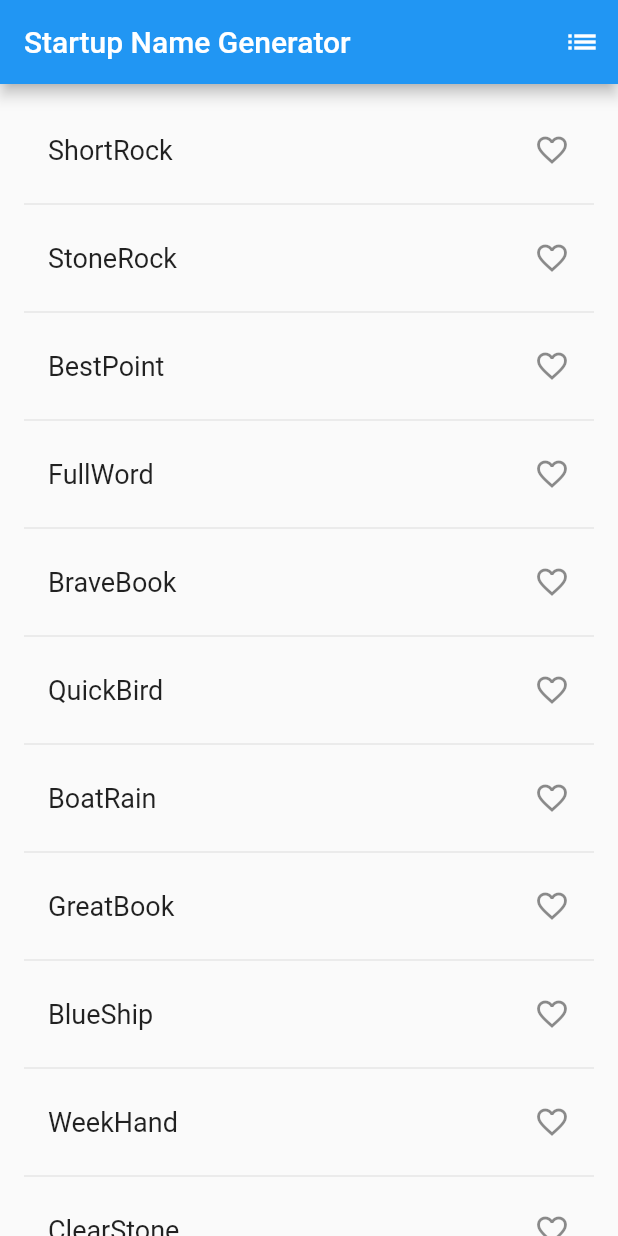
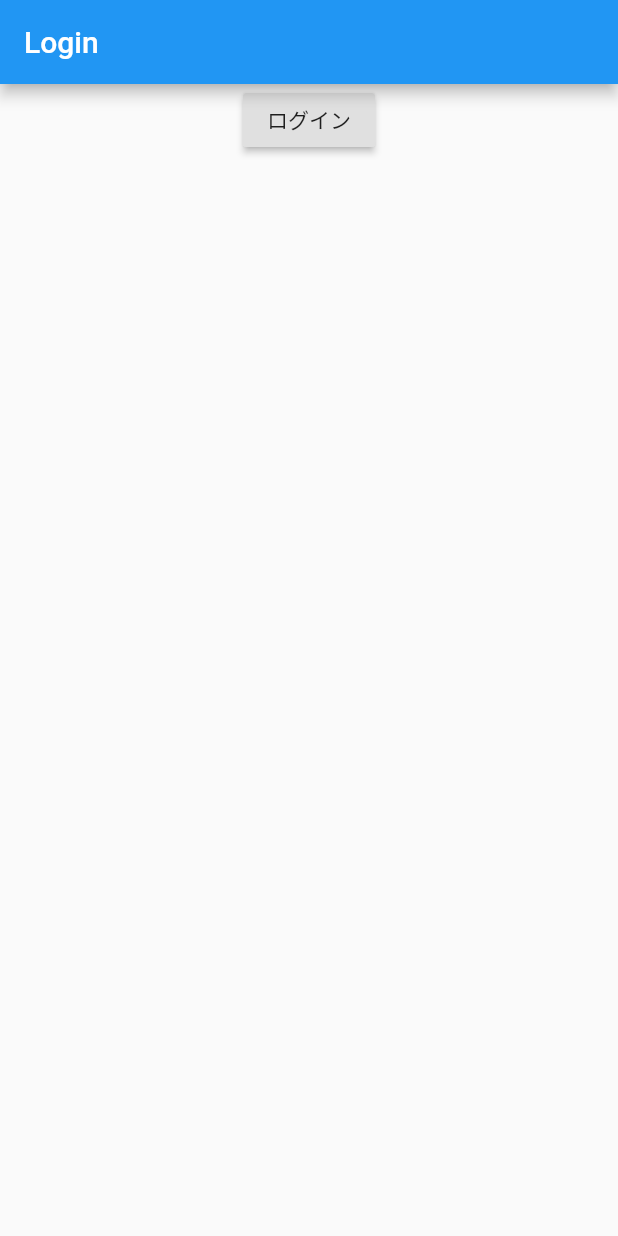
Before and after one commit to m7ericsson/flutter-google-oauth-practice, a Flutter app: the screen it shows after launch, on a phone screen of 412 x 824 dp. Run offline on Flutter 3.47's test engine with Material 2 defaults, Android fonts, the phone set to English and light mode, and no system bars.

Commit message:
add: routing

```diff
--- /dev/null
+++ b/lib/Routes.dart
@@ -0,0 +1,18 @@
+import 'package:flutter/cupertino.dart';
+import 'package:flutter/material.dart';
+import 'package:flutter_google_oauth_practice/Screens/Home/index.dart';
+import 'package:flutter_google_oauth_practice/Screens/Login/index.dart';
+
+class Routes {
+  Routes() {
+    runApp(MaterialApp(
+      title: 'はじめてのFlutter',
+      debugShowCheckedModeBanner: false,
+      home: LoginScreen(),
+      routes: <String, WidgetBuilder>{
+        '/home': (BuildContext context) => new HomeScreen(),
+        '/login': (BuildContext context) => new LoginScreen(),
+      },
+    ));
+  }
+}
--- /dev/null
+++ b/lib/Screens/Login/index.dart
@@ -0,0 +1,30 @@
+import 'package:flutter/cupertino.dart';
+import 'package:flutter/material.dart';
+
+class LoginScreen extends StatefulWidget {
+  const LoginScreen({Key key}) : super(key: key);
+
+  @override
+  LoginScreenState createState() => LoginScreenState();
+}
+
+class LoginScreenState extends State<LoginScreen> {
+  @override
+  Widget build(BuildContext context) {
+    return Scaffold(
+      appBar: new AppBar(title: new Text('Login')),
+      body: new Container(
+        child: Center(
+          child: new Column(
+            children: <Widget>[
+              RaisedButton(
+                onPressed: () => Navigator.of(context).pushNamed('/home'),
+                child: new Text('ログイン'),
+              )
+            ],
+          ),
+        ),
+      ),
+    );
+  }
+}
--- a/lib/main.dart
+++ b/lib/main.dart
@@ -1,105 +1,3 @@
-import 'package:english_words/english_words.dart';
-import 'package:flutter/material.dart';
-import 'package:google_sign_in/google_sign_in.dart';
+import 'package:flutter_google_oauth_practice/Routes.dart';
 
-GoogleSignIn _googleSignIn = GoogleSignIn(
-  scopes: <String>[
-    'email',
-    'https://www.googleapis.com/auth/contacts.readonly',
-  ],
-);
-
-void main() => runApp(MyApp());
-
-class MyApp extends StatelessWidget {
-  @override
-  Widget build(BuildContext context) {
-    return MaterialApp(title: 'はじめてのFlutter', home: RandomWords());
-  }
-}
-
-class RandomWords extends StatefulWidget {
-  @override
-  State<StatefulWidget> createState() => _RandomWordsState();
-}
-
-class _RandomWordsState extends State<RandomWords> {
-  final List<WordPair> _suggestions = <WordPair>[];
-  final Set<WordPair> _saved = Set<WordPair>();
-  final TextStyle _biggerFont = const TextStyle(fontSize: 18);
-
-  @override
-  Widget build(BuildContext context) {
-    return Scaffold(
-      appBar: AppBar(
-          title: Text('Startup Name Generator'),
-          actions: [IconButton(icon: Icon(Icons.list), onPressed: _pushSaved)]),
-      body: _buildSuggestions(),
-    );
-  }
-
-  Widget _buildRow(WordPair pair) {
-    final alreadySaved = _saved.contains(pair);
-    return ListTile(
-        title: Text(
-          pair.asPascalCase,
-          style: _biggerFont,
-        ),
-        trailing: Icon(
-          alreadySaved ? Icons.favorite : Icons.favorite_border,
-          color: alreadySaved ? Colors.red : null,
-        ),
-        onTap: () {
-          setState(() {
-            if (alreadySaved) {
-              _saved.remove(pair);
-            } else {
-              _saved.add(pair);
-            }
-          });
-        });
-  }
-
-  Widget _buildSuggestions() {
-    return ListView.builder(
-        padding: const EdgeInsets.all(16),
-        itemBuilder: (BuildContext _context, int i) {
-          if (i.isOdd) {
-            return Divider();
-          }
-
-          final int index = i ~/ 2;
-          if (index >= _suggestions.length) {
-            _suggestions.addAll(generateWordPairs().take(10));
-          }
-          return _buildRow(_suggestions[index]);
-        });
-  }
-
-  void _pushSaved() {
-    Navigator.of(context)
-        .push(MaterialPageRoute<void>(builder: (BuildContext context) {
-      final tiles = _saved.map(
-        (WordPair pair) {
-          return ListTile(
-              title: Text(
-            pair.asPascalCase,
-            style: _biggerFont,
-          ));
-        },
-      );
-
-      final divided =
-          ListTile.divideTiles(tiles: tiles, context: context).toList();
-
-      return Scaffold(
-        appBar: AppBar(
-          title: Text('Saved Suggestions'),
-        ),
-        body: ListView(
-          children: divided,
-        ),
-      );
-    }));
-  }
-}
+void main() => new Routes();
```
Also changed, not shown: lib/Screens/Home/index.dart (added, +19 -0 lines), pubspec.lock, 1 other file.
